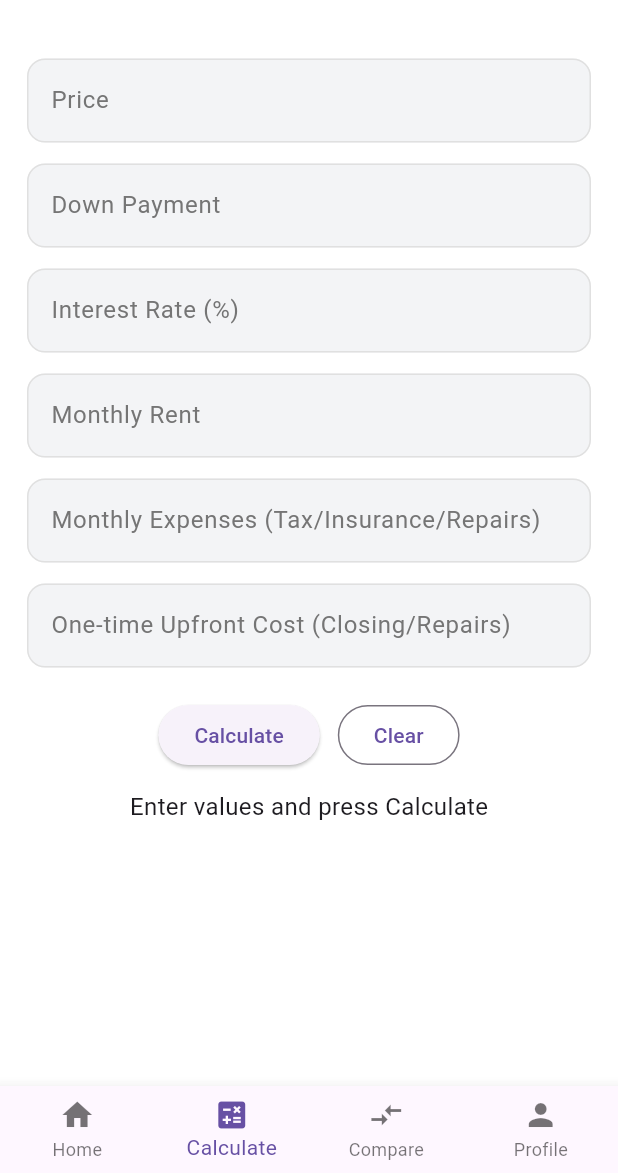
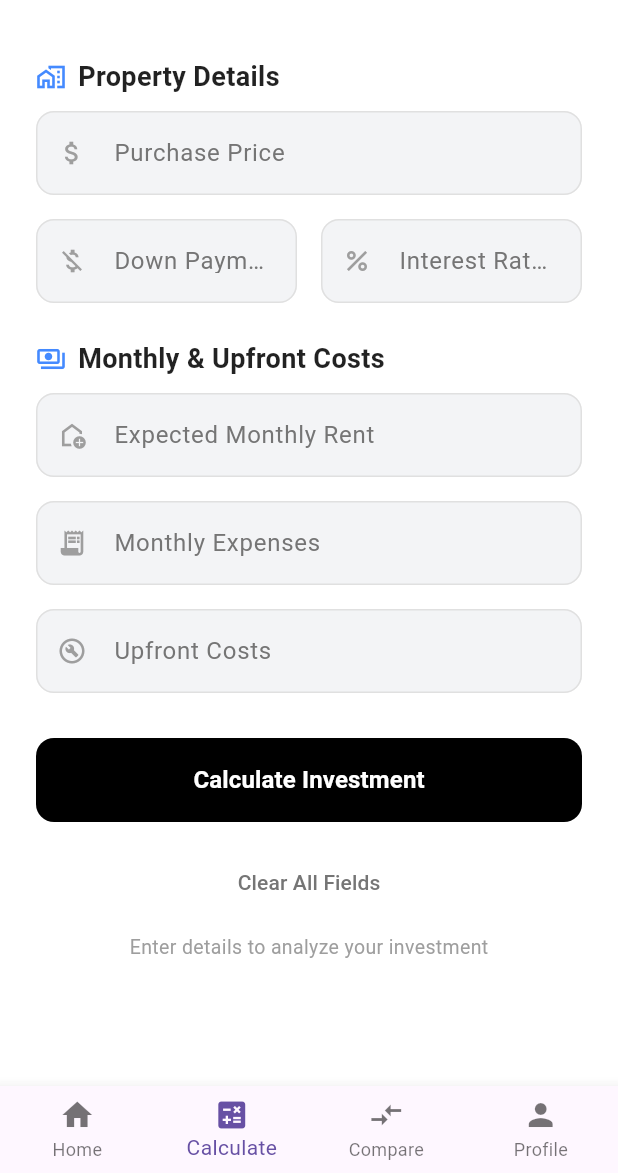
Before and after one commit to samarthnirula/propertyiq, a Flutter app: the screen it shows after launch, item 2 of the bottom bar chosen, on a phone screen of 412 x 824 dp, the part 63-1236 px from its top. Run offline on Flutter 3.47's test engine with Material 3 defaults, Android fonts, the phone set to English and light mode, and no system bars.

Commit message:
Improved UI structure

```diff
--- a/frontend/lib/pages/calculator_page.dart
+++ b/frontend/lib/pages/calculator_page.dart
@@ -12,6 +12,7 @@ class CalculatorPage extends StatefulWidget {
 }
 
 class _CalculatorPageState extends State<CalculatorPage> {
+  // --- STATE & CONTROLLERS ---
   final price = TextEditingController();
   final down = TextEditingController();
   final rate = TextEditingController();
@@ -19,9 +20,11 @@ class _CalculatorPageState extends State<CalculatorPage> {
   final monthlyExpenses = TextEditingController();
   final oneTimeExpenses = TextEditingController();
 
-  String message = "Enter values and press Calculate";
+  String message = "Enter details to analyze your investment";
   CalcResponse? result;
   bool loading = false;
+
+  // --- LOGIC FUNCTIONS ---
 
   String? _validateInputs() {
     if (price.text.isEmpty ||
@@ -76,7 +79,7 @@ class _CalculatorPageState extends State<CalculatorPage> {
 
       setState(() {
         result = res;
-        message = "Calculated successfully. Tap 'Save to Compare' to store.";
+        message = "Calculated successfully.";
       });
     } catch (e) {
       setState(() => message = "Error: $e");
@@ -92,8 +95,18 @@ class _CalculatorPageState extends State<CalculatorPage> {
     PropertyStore.saved.add(PropertyItem(label: label, calc: result!));
 
     setState(() {
-      message = "Saved as $label. Go to Compare tab to select 2 properties.";
+      message = "Saved as $label. Check Compare tab.";
     });
+
+    if (mounted) {
+      ScaffoldMessenger.of(context).showSnackBar(
+        SnackBar(
+          content: Text("Saved as $label"),
+          backgroundColor: Colors.black87,
+          behavior: SnackBarBehavior.floating,
+        ),
+      );
+    }
   }
 
   void clearAll() {
@@ -106,101 +119,215 @@ class _CalculatorPageState extends State<CalculatorPage> {
 
     setState(() {
       result = null;
-      message = "Enter values and press Calculate";
+      message = "Enter details to analyze your investment";
     });
   }
 
-  Widget field(String label, TextEditingController c) {
-    return Padding(
-      padding: const EdgeInsets.symmetric(vertical: 7),
-      child: TextField(
-        controller: c,
-        keyboardType: TextInputType.number,
-        decoration: InputDecoration(labelText: label),
+  // --- UI BUILD METHOD ---
+
+  @override
+  Widget build(BuildContext context) {
+    return SingleChildScrollView(
+      padding: const EdgeInsets.all(24),
+      child: Column(
+        crossAxisAlignment: CrossAxisAlignment.start,
+        children: [
+          _buildSectionHeader("Property Details", Icons.home_work_outlined),
+          const SizedBox(height: 10),
+          _buildFormContainer([
+            _styledField("Purchase Price", price, Icons.attach_money),
+            const SizedBox(height: 16),
+            Row(
+              children: [
+                Expanded(child: _styledField("Down Payment", down, Icons.money_off)),
+                const SizedBox(width: 16),
+                Expanded(child: _styledField("Interest Rate %", rate, Icons.percent)),
+              ],
             ),
-    );
-  }
+          ]),
 
-  Widget resultRow(String label, String value, {Color? valueColor}) {
-    return Padding(
-      padding: const EdgeInsets.symmetric(vertical: 6),
-      child: Row(
-        mainAxisAlignment: MainAxisAlignment.spaceBetween,
-        children: [
-          Text(label, style: const TextStyle(fontSize: 18)),
-          Text(
-            value,
-            style: TextStyle(fontSize: 18, fontWeight: FontWeight.bold, color: valueColor),
+          const SizedBox(height: 24),
+          // Reverted Icon: payments_outlined
+          _buildSectionHeader("Monthly & Upfront Costs", Icons.payments_outlined),
+          const SizedBox(height: 10),
+          _buildFormContainer([
+            // Reverted Icon: add_home_outlined
+            _styledField("Expected Monthly Rent", rent, Icons.add_home_outlined),
+            const SizedBox(height: 16),
+            _styledField("Monthly Expenses", monthlyExpenses, Icons.receipt_long),
+            const SizedBox(height: 16),
+            _styledField("Upfront Costs", oneTimeExpenses, Icons.build_circle_outlined),
+          ]),
+
+          const SizedBox(height: 30),
+
+          // Action Buttons
+          SizedBox(
+            width: double.infinity,
+            height: 56,
+            child: ElevatedButton(
+              style: ElevatedButton.styleFrom(
+                backgroundColor: Colors.black,
+                foregroundColor: Colors.white,
+                elevation: 0,
+                shape: RoundedRectangleBorder(borderRadius: BorderRadius.circular(12)),
               ),
+              onPressed: loading ? null : calculate,
+              child: loading
+                ? const SizedBox(height: 24, width: 24, child: CircularProgressIndicator(color: Colors.white, strokeWidth: 2))
+                : const Text("Calculate Investment", style: TextStyle(fontSize: 16, fontWeight: FontWeight.bold)),
+            ),
+          ),
+
+          const SizedBox(height: 16),
+          Center(
+            child: TextButton(
+              onPressed: loading ? null : clearAll,
+              child: Text("Clear All Fields", style: TextStyle(color: Colors.grey[600])),
+            ),
+          ),
+
+          const SizedBox(height: 10),
+          Center(
+            child: Text(
+              message,
+              style: TextStyle(
+                color: message.contains("Error") ? Colors.red : Colors.grey[500],
+                fontSize: 13,
+              ),
+            ),
+          ),
+
+          if (result != null) _buildResultDashboard(result!),
+          const SizedBox(height: 40),
         ],
       ),
     );
   }
 
-  @override
-  Widget build(BuildContext context) {
-    final res = result;
+  // --- WIDGET HELPERS ---
 
-    return SingleChildScrollView(
-      padding: const EdgeInsets.all(18),
+  Widget _buildSectionHeader(String title, IconData icon) {
+    return Row(
+      children: [
+        Icon(icon, size: 20, color: Colors.blueAccent), // Kept blue accent for icons
+        const SizedBox(width: 8),
+        Text(
+          title,
+          style: const TextStyle(fontSize: 18, fontWeight: FontWeight.bold, color: Colors.black87)
+        ),
+      ],
+    );
+  }
+
+  Widget _buildFormContainer(List<Widget> children) {
+    return Column(children: children);
+  }
+
+  Widget _styledField(String label, TextEditingController c, IconData icon) {
+    return TextField(
+      controller: c,
+      keyboardType: const TextInputType.numberWithOptions(decimal: true),
+      style: const TextStyle(color: Colors.black87, fontWeight: FontWeight.w500),
+      decoration: InputDecoration(
+        labelText: label,
+        prefixIcon: Icon(icon, size: 20, color: Colors.grey[500]),
+      ),
+    );
+  }
+
+  Widget _buildResultDashboard(CalcResponse res) {
+    final bool isPositive = res.cashFlow >= 0;
+    final Color mainColor = isPositive ? const Color(0xFF10B981) : const Color(0xFFEF4444);
+
+    return Column(
+      children: [
+        const SizedBox(height: 24),
+        Container(
+          padding: const EdgeInsets.all(24),
+          decoration: BoxDecoration(
+            color: Colors.white,
+            borderRadius: BorderRadius.circular(20),
+            boxShadow: [
+              BoxShadow(
+                color: Colors.black.withOpacity(0.05),
+                blurRadius: 20,
+                offset: const Offset(0, 10),
+              )
+            ],
+            border: Border.all(color: Colors.grey.shade200),
+          ),
           child: Column(
             children: [
-          field("Price", price),
-          field("Down Payment", down),
-          field("Interest Rate (%)", rate),
-          field("Monthly Rent", rent),
-          field("Monthly Expenses (Tax/Insurance/Repairs)", monthlyExpenses),
-          field("One-time Upfront Cost (Closing/Repairs)", oneTimeExpenses),
-          const SizedBox(height: 14),
+              Text("Estimated Cash Flow", style: TextStyle(color: Colors.grey[500], fontSize: 14)),
+              const SizedBox(height: 8),
+              Text(
+                "\$${res.cashFlow.toStringAsFixed(2)}",
+                style: TextStyle(fontSize: 40, fontWeight: FontWeight.w800, color: mainColor),
+              ),
+              const SizedBox(height: 24),
 
-          Row(
-            mainAxisAlignment: MainAxisAlignment.center,
+              Divider(color: Colors.grey.shade100),
+              const SizedBox(height: 16),
+
+              GridView.count(
+                shrinkWrap: true,
+                physics: const NeverScrollableScrollPhysics(),
+                crossAxisCount: 2,
+                childAspectRatio: 2.2,
+                mainAxisSpacing: 12,
+                crossAxisSpacing: 12,
                 children: [
-              ElevatedButton(
-                onPressed: loading ? null : calculate,
-                child: Text(loading ? "Working..." : "Calculate"),
-              ),
-              const SizedBox(width: 12),
-              OutlinedButton(
-                onPressed: loading ? null : clearAll,
-                child: const Text("Clear"),
-              ),
+                  _summaryItem("ROI", "${res.roi.toStringAsFixed(2)}%", Colors.blueAccent),
+                  _summaryItem("Cap Rate", "${res.capRate.toStringAsFixed(2)}%", Colors.purpleAccent),
+                  _summaryItem("Mortgage", "\$${res.mortgagePayment.toStringAsFixed(0)}", Colors.orangeAccent),
+                  _summaryItem("Breakeven", res.breakevenYears == null ? "N/A" : "${res.breakevenYears!.toStringAsFixed(1)} yrs", Colors.teal),
                 ],
               ),
 
-          const SizedBox(height: 12),
-          Text(message, style: const TextStyle(fontSize: 16)),
-          const SizedBox(height: 16),
-
-          if (res != null)
-            Card(
-              child: Padding(
-                padding: const EdgeInsets.all(16),
-                child: Column(
-                  children: [
-                    resultRow("Mortgage", "\$${res.mortgagePayment.toStringAsFixed(2)}"),
-                    resultRow(
-                      "Cash Flow",
-                      "\$${res.cashFlow.toStringAsFixed(2)}/mo",
-                      valueColor: res.cashFlow >= 0 ? Colors.greenAccent : Colors.redAccent,
+              const SizedBox(height: 24),
+              SizedBox(
+                width: double.infinity,
+                height: 48,
+                child: OutlinedButton.icon(
+                  icon: const Icon(Icons.bookmark_border),
+                  label: const Text("Save to Compare"),
+                  style: OutlinedButton.styleFrom(
+                    foregroundColor: Colors.black87,
+                    side: BorderSide(color: Colors.grey.shade300),
+                    shape: RoundedRectangleBorder(borderRadius: BorderRadius.circular(12)),
                   ),
-                    resultRow("Cap Rate", "${res.capRate.toStringAsFixed(2)}%"),
-                    resultRow("ROI", "${res.roi.toStringAsFixed(2)}%"),
-                    resultRow(
-                      "Breakeven",
-                      res.breakevenYears == null
-                          ? "N/A"
-                          : "${res.breakevenYears!.toStringAsFixed(2)} years",
+                  onPressed: saveToCompare,
                 ),
-                    const SizedBox(height: 12),
-                    ElevatedButton(
-                      onPressed: saveToCompare,
-                      child: const Text("Save to Compare"),
               ),
             ],
           ),
         ),
+      ],
+    );
+  }
+
+  Widget _summaryItem(String label, String value, Color accent) {
+    return Container(
+      padding: const EdgeInsets.symmetric(horizontal: 12),
+      decoration: BoxDecoration(
+        color: const Color(0xFFF9FAFB),
+        borderRadius: BorderRadius.circular(12),
+        border: Border.all(color: Colors.grey.shade200),
       ),
+      child: Column(
+        mainAxisAlignment: MainAxisAlignment.center,
+        crossAxisAlignment: CrossAxisAlignment.start,
+        children: [
+          Row(
+            children: [
+              CircleAvatar(backgroundColor: accent.withOpacity(0.2), radius: 4),
+              const SizedBox(width: 6),
+              Text(label, style: TextStyle(color: Colors.grey[600], fontSize: 12)),
+            ],
+          ),
+          const SizedBox(height: 4),
+          Text(value, style: const TextStyle(fontSize: 16, fontWeight: FontWeight.bold, color: Colors.black87)),
         ],
       ),
     );
```
Lines whose indentation alone changed are shown as unchanged.
